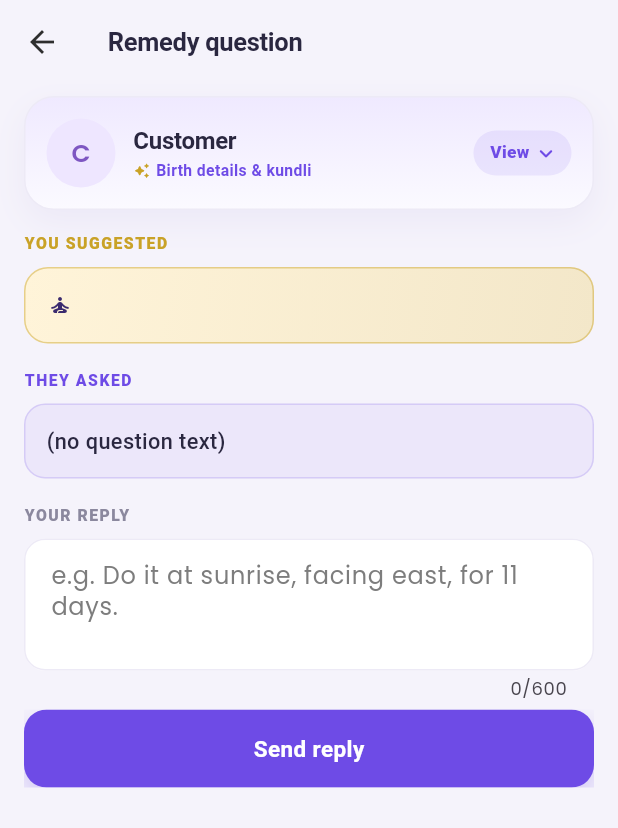
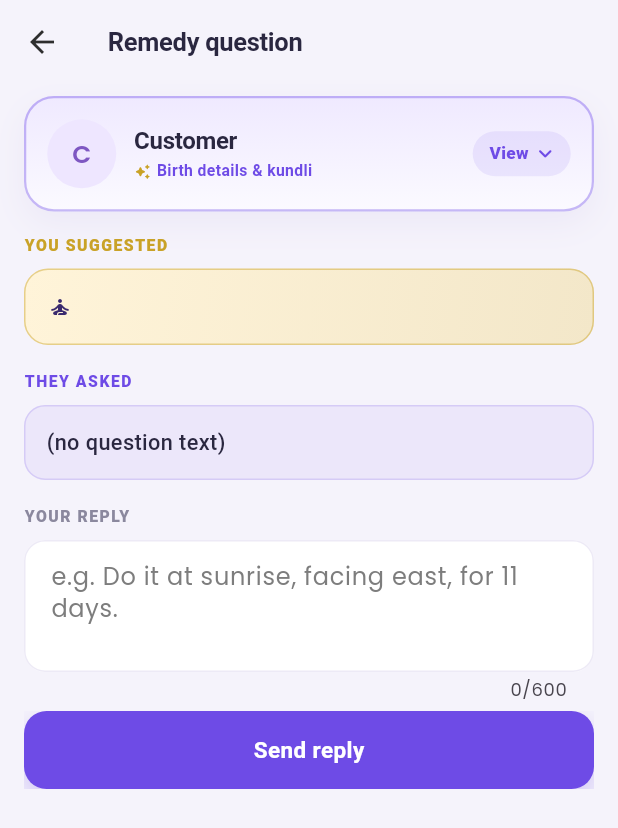
Before and after one commit to aaddrriisshh-dev/Asktro, a Flutter app: the RemedyAnswerScreen screen opened directly with empty values, on a phone screen of 412 x 824 dp. Shown: the top 828 px of the screen. Run offline on Flutter 3.47's test engine with Material 3 defaults, Android fonts, the phone set to English and light mode, and no system bars; our stand-ins replace audioplayers, cloud_firestore, cloud_functions, connectivity_plus, equatable, firebase_analytics and 13 more; missing offline and left inert: firebase_app_check, razorpay_flutter; accounts and stored records are empty.

Commit message:
astrologer: defined outline on the customer detail card so it doesn't blend into chat
Co-Authored-By: Claude Opus 4.8 <noreply@anthropic.com>
Claude-Session: https://claude.ai/code/session_01WRrriC1w7QS5YfDnWvnAQM

```diff
--- a/apps/astrologer/lib/ui/customer_details_card.dart
+++ b/apps/astrologer/lib/ui/customer_details_card.dart
@@ -37,7 +37,9 @@ class _CustomerDetailsCardState extends State<CustomerDetailsCard> {
       decoration: BoxDecoration(
         gradient: Sky.lavGrad,
         borderRadius: BorderRadius.circular(20),
-        border: Border.all(color: Sky.line),
+        // A defined purple outline so the customer card reads as a distinct
+        // panel and doesn't blend into the chat behind it.
+        border: Border.all(color: Sky.purple.withValues(alpha: 0.38), width: 1.5),
         boxShadow: Sky.soft,
       ),
       child: Column(
```
